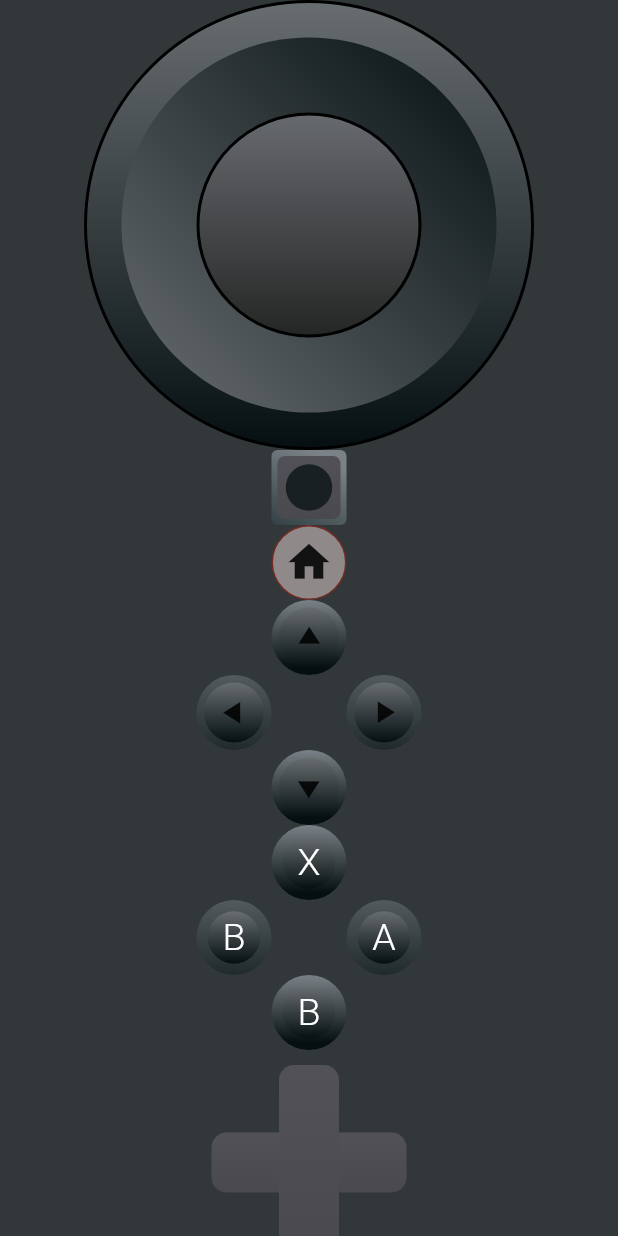
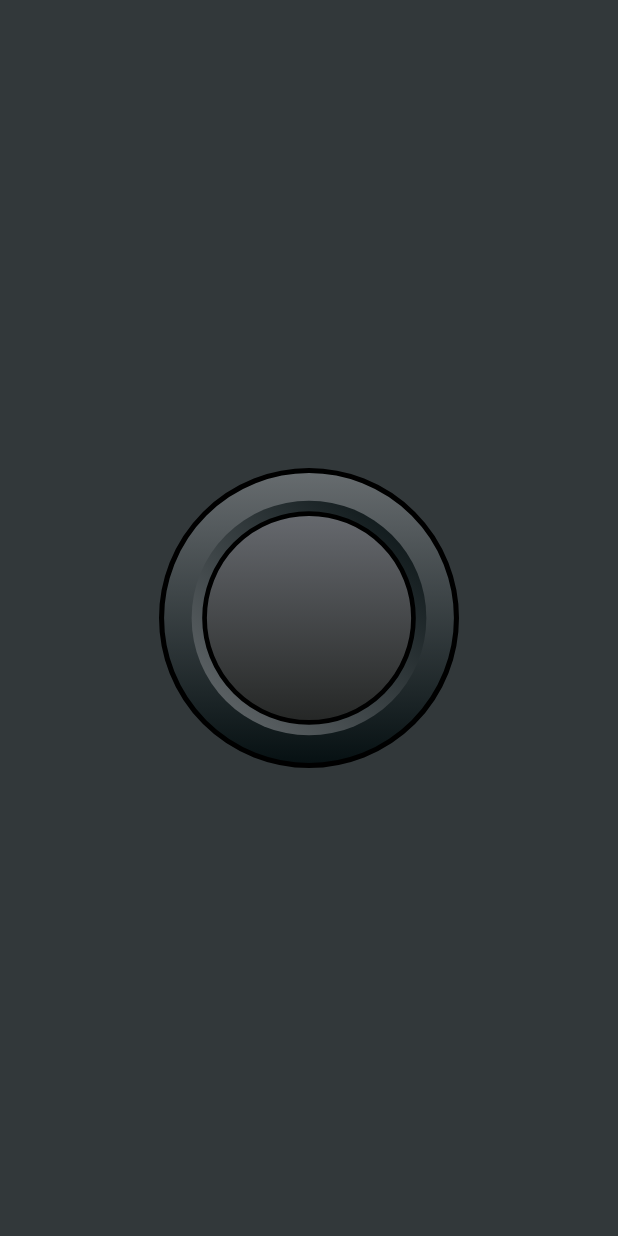
Before and after one commit to GustavoRodriguesDev/nintendo_switch, a Flutter app: the screen it shows after launch, on a phone screen of 412 x 824 dp. Run offline on Flutter 3.47's test engine with Material 2 defaults, Android fonts, the phone set to English and light mode, and no system bars.

Commit message:
BigButton está finalizado

```diff
--- a/lib/componentes/Btn direcionais/ação/mais_menos.dart
+++ b/lib/componentes/Btn direcionais/ação/mais_menos.dart
@@ -16,7 +16,7 @@ class Retangulo extends StatelessWidget {
       width: largura,
       height: altura,
       decoration: BoxDecoration(
-        borderRadius: BorderRadius.circular(10),
+        borderRadius: BorderRadius.circular(1),
         gradient: LinearGradient(
           begin: Alignment.bottomCenter,
           end: Alignment.topCenter,
--- a/lib/componentes/PlusButton.dart
+++ b/lib/componentes/PlusButton.dart
@@ -9,8 +9,8 @@ class PLusButton extends StatelessWidget {
   @override
   Widget build(BuildContext context) {
     return Container(
-      height: 150,
-      width: 150,
+      height: double.minPositive,
+      width: double.minPositive,
       child: Stack(
         children: [
           Positioned(
@@ -19,7 +19,7 @@ class PLusButton extends StatelessWidget {
             right: 10,
             left: 10,
             child: Center(
-              child: Retangulo(altura: 40, largura: 150),
+              child: Retangulo(altura: 7, largura: 25),
             ),
           ),
           Positioned(
@@ -27,7 +27,7 @@ class PLusButton extends StatelessWidget {
             bottom: 10,
             right: 10,
             left: 10,
-            child: Center(child: Retangulo(altura: 150, largura: 40)),
+            child: Center(child: Retangulo(altura: 25, largura: 7)),
           ),
         ],
       ),
--- a/lib/componentes/bigButton.dart
+++ b/lib/componentes/bigButton.dart
@@ -21,7 +21,7 @@ class BigButton extends StatelessWidget {
       height: size,
       alignment: Alignment.center,
       decoration: BoxDecoration(
-        border: Border.all(color: Colors.black, width: 2),
+        border: Border.all(color: Colors.black, width: size * 0.017),
         color: Color(0xFF5A6465),
         shape: BoxShape.circle,
         gradient: LinearGradient(
@@ -33,9 +33,10 @@ class BigButton extends StatelessWidget {
           ],
         ),
       ),
-      child: Container(
-        width: 250,
-        height: 250,
+      child: LayoutBuilder(builder: (context, constraints) {
+        return Container(
+          width: constraints.maxWidth * 0.81,
+          height: constraints.maxHeight * 0.81,
           alignment: Alignment.center,
           decoration: BoxDecoration(
             shape: BoxShape.circle,
@@ -48,11 +49,13 @@ class BigButton extends StatelessWidget {
               ],
             ),
           ),
-        child: Container(
-          width: 150,
-          height: 150,
+          child: LayoutBuilder(builder: (context, constraints) {
+            return Container(
+              width: constraints.maxWidth * 0.91,
+              height: constraints.maxHeight * 0.91,
               decoration: BoxDecoration(
-            border: Border.all(color: Colors.black, width: 2),
+                border: Border.all(
+                    color: Colors.black, width: constraints.maxWidth * 0.02),
                 color: Color(0xFF676A6F),
                 shape: BoxShape.circle,
                 gradient: LinearGradient(
@@ -65,8 +68,10 @@ class BigButton extends StatelessWidget {
                   stops: [0.0, 1.0],
                 ),
               ),
-        ),
-      ),
+            );
+          }),
+        );
+      }),
     );
   }
 }
--- a/lib/nintendo.dart
+++ b/lib/nintendo.dart
@@ -1,7 +1,9 @@
 // ignore_for_file: prefer_const_constructors, prefer_const_literals_to_create_immutables
 
 import 'package:flutter/material.dart';
-import 'package:nintendo_switch/componentes/PlusButton.dart';
+import 'package:nintendo_switch/componentes/btnMenos.dart';
+import 'package:nintendo_switch/componentes/control.dart';
+import 'package:nintendo_switch/componentes/plusButton.dart';
 import 'package:nintendo_switch/componentes/actionButton.dart';
 import 'package:nintendo_switch/componentes/bigButton.dart';
 import 'package:nintendo_switch/componentes/directionalButton.dart';
@@ -19,25 +21,25 @@ class _NintendoSwitchState extends State<NintendoSwitch> {
   @override
   Widget build(BuildContext context) {
     return Scaffold(
-      body: ListView(
-        children: [
-          Container(
+      body: Container(
+        color: Color(0xFF32383A),
+        height: MediaQuery.of(context).size.height,
         width: MediaQuery.of(context).size.width,
-            color: Color(0xFF32383A),
         child: Column(
+          mainAxisAlignment: MainAxisAlignment.center,
           children: [
             BigButton(
-                  size: 300,
+              size: 200,
             ),
-                SoundButton(),
-                HomeButton(),
-                DirectionalButton(),
-                ActionButton(),
-                PLusButton()
+            // SoundButton(),
+            // HomeButton(),
+            // DirectionalButton(),
+            // ActionButton(),
+            // PLusButton(),
+            // BtnMenos(),
+            // ControlLeft(),
           ],
         ),
-          ),
-        ],
       ),
     );
   }
```
Also changed, not shown: lib/componentes/btnMenos.dart (added, +25 -0 lines), lib/componentes/control.dart (added, +23 -0 lines). Lines whose indentation alone changed are shown as unchanged.
